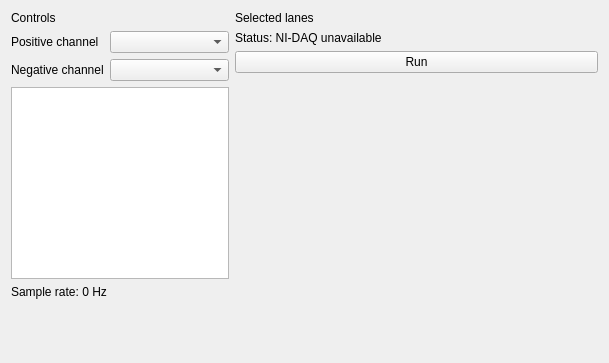
The window that app/window/protocol_window.ui (teuncm/wormenpracticum) describes before a commit, drawn with Qt 5.
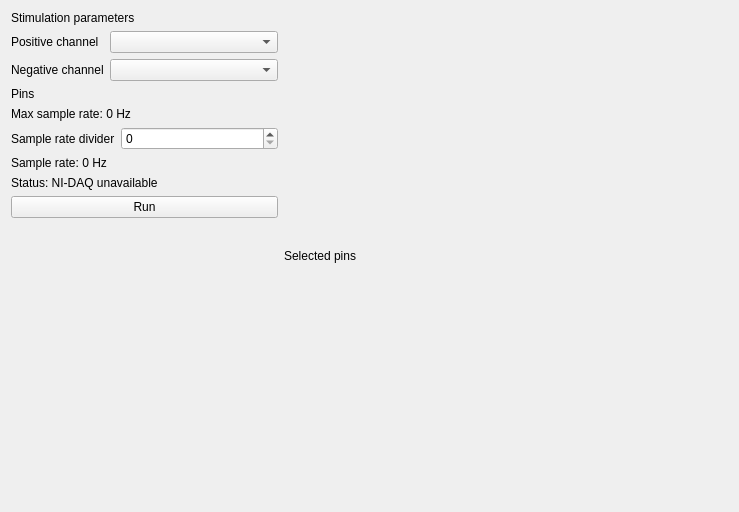
The same window after the commit.

Commit message: Add pin selection highlighting (UI only)

Patch:
```diff
--- a/app/window/protocol_window.ui
+++ b/app/window/protocol_window.ui
@@ -6,8 +6,8 @@
    <rect>
     <x>0</x>
     <y>0</y>
-    <width>609</width>
-    <height>363</height>
+    <width>739</width>
+    <height>512</height>
    </rect>
   </property>
   <property name="windowTitle">
@@ -19,7 +19,7 @@
      <item>
       <widget class="QLabel" name="title_controls">
        <property name="text">
-        <string>Controls</string>
+        <string>Stimulation parameters</string>
        </property>
       </widget>
      </item>
@@ -48,51 +48,41 @@
       </layout>
      </item>
      <item>
-      <widget class="QTextEdit" name="textEdit">
-       <property name="html">
-        <string>&lt;!DOCTYPE HTML PUBLIC &quot;-//W3C//DTD HTML 4.0//EN&quot; &quot;http://www.w3.org/TR/REC-html40/strict.dtd&quot;&gt;
-&lt;html&gt;&lt;head&gt;&lt;meta name=&quot;qrichtext&quot; content=&quot;1&quot; /&gt;&lt;meta charset=&quot;utf-8&quot; /&gt;&lt;style type=&quot;text/css&quot;&gt;
-p, li { white-space: pre-wrap; }
-hr { height: 1px; border-width: 0; }
-li.unchecked::marker { content: &quot;\2610&quot;; }
-li.checked::marker { content: &quot;\2612&quot;; }
-&lt;/style&gt;&lt;/head&gt;&lt;body style=&quot; font-family:'Segoe UI'; font-size:9pt; font-weight:400; font-style:normal;&quot;&gt;
-&lt;p style=&quot;-qt-paragraph-type:empty; margin-top:0px; margin-bottom:0px; margin-left:0px; margin-right:0px; -qt-block-indent:0; text-indent:0px;&quot;&gt;&lt;br /&gt;&lt;/p&gt;&lt;/body&gt;&lt;/html&gt;</string>
+      <widget class="QLabel" name="pins_label">
+       <property name="text">
+        <string>Pins</string>
        </property>
       </widget>
      </item>
      <item>
       <widget class="QLabel" name="label">
        <property name="text">
+        <string>Max sample rate: 0 Hz</string>
+       </property>
+      </widget>
+     </item>
+     <item>
+      <layout class="QFormLayout" name="formLayout">
+       <item row="0" column="0">
+        <widget class="QLabel" name="sampleRateDividerLabel">
+         <property name="text">
+          <string>Sample rate divider</string>
+         </property>
+        </widget>
+       </item>
+       <item row="0" column="1">
+        <widget class="QSpinBox" name="sampleRateDividerSpinBox"/>
+       </item>
+      </layout>
+     </item>
+     <item>
+      <widget class="QLabel" name="label_3">
+       <property name="text">
         <string>Sample rate: 0 Hz</string>
        </property>
       </widget>
      </item>
      <item>
-      <spacer name="verticalSpacer_2">
-       <property name="orientation">
-        <enum>Qt::Orientation::Vertical</enum>
-       </property>
-       <property name="sizeHint" stdset="0">
-        <size>
-         <width>20</width>
-         <height>40</height>
-        </size>
-       </property>
-      </spacer>
-     </item>
-    </layout>
-   </item>
-   <item>
-    <layout class="QVBoxLayout" name="rightLayout">
-     <item>
-      <widget class="QLabel" name="title_lanes">
-       <property name="text">
-        <string>Selected lanes</string>
-       </property>
-      </widget>
-     </item>
-     <item>
       <widget class="QLabel" name="nidaqStatusLabel">
        <property name="text">
         <string>Status: NI-DAQ unavailable</string>
@@ -110,7 +100,7 @@
       </widget>
      </item>
      <item>
-      <spacer name="verticalSpacer">
+      <spacer name="verticalSpacer_2">
        <property name="orientation">
         <enum>Qt::Orientation::Vertical</enum>
        </property>
@@ -124,6 +114,17 @@
      </item>
     </layout>
    </item>
+   <item>
+    <layout class="QVBoxLayout" name="rightLayout">
+     <item>
+      <widget class="QLabel" name="title_lanes">
+       <property name="text">
+        <string>Selected pins</string>
+       </property>
+      </widget>
+     </item>
+    </layout>
+   </item>
   </layout>
  </widget>
  <resources/>
```
The commit also changes 5 other files.
